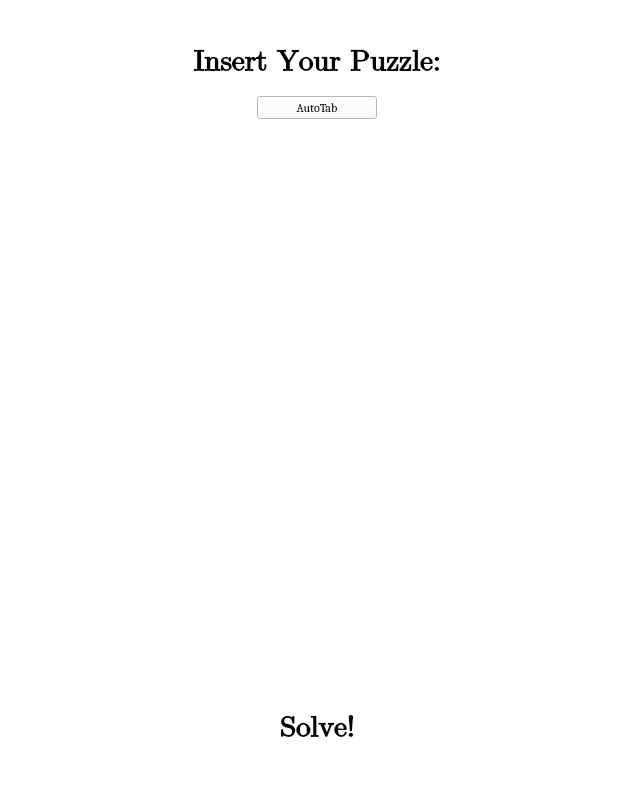
HayatoTenryuu/Qt-Sudoku-Solver, file mainwindow.ui: the form before one commit.
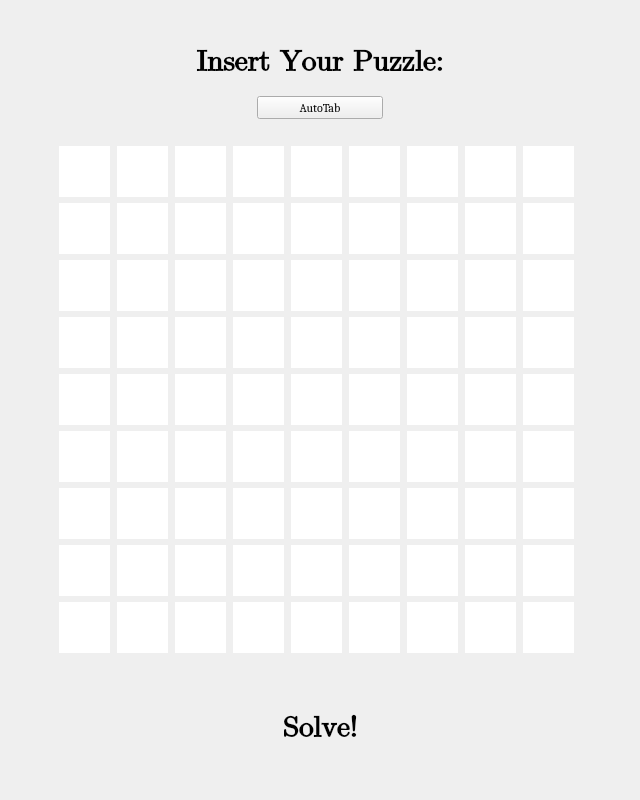
The form after the commit. The open tabs and pages were chosen to show the change. Icons and pictures are not drawn.

Diff of the .ui file:
```diff
--- a/mainwindow.ui
+++ b/mainwindow.ui
@@ -6,7 +6,7 @@
    <rect>
     <x>0</x>
     <y>0</y>
-    <width>634</width>
+    <width>640</width>
     <height>800</height>
    </rect>
   </property>
@@ -19,7 +19,7 @@
    <string>MainWindow</string>
   </property>
   <property name="styleSheet">
-   <string notr="true">background-color: rgb(255, 255, 255);</string>
+   <string notr="true"/>
   </property>
   <property name="animated">
    <bool>false</bool>
```
Left out of the diff: 3 changed lines with no effect on the pictures.
